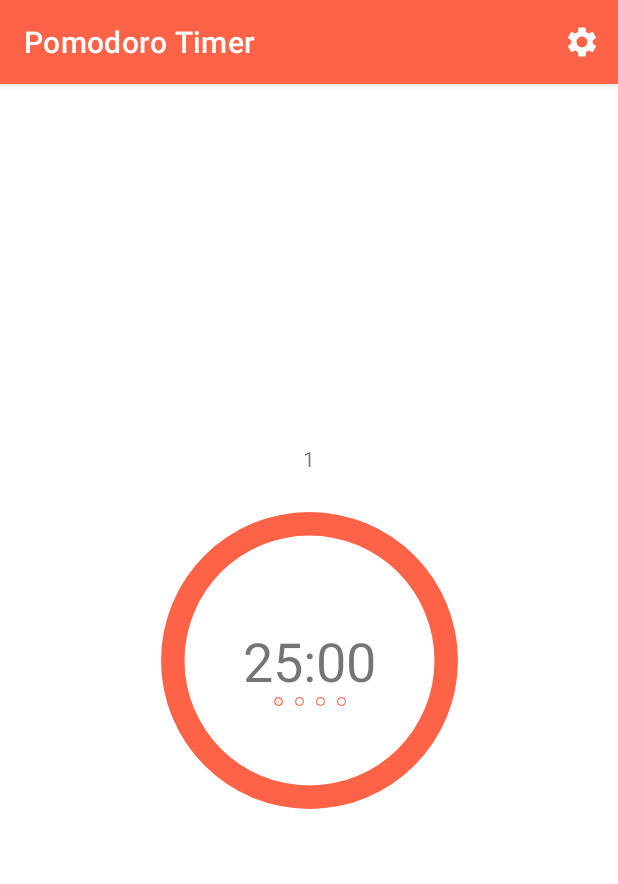
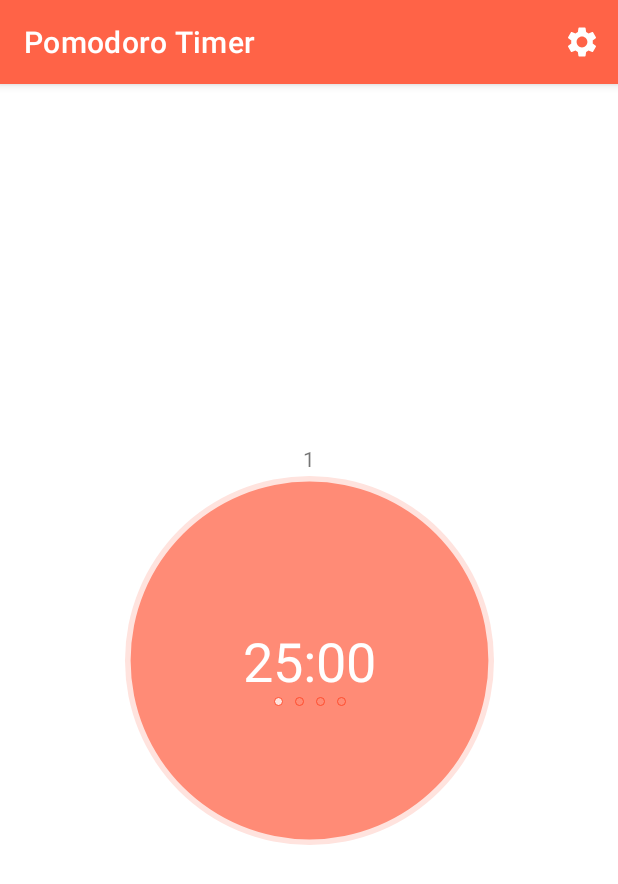
Before and after one commit to vadhub/Pomodoro, an Android app: the screen it shows after launch (MainActivity), on a phone screen of 412 x 824 dp. Shown: the top 884 px of the screen. Run offline under Robolectric (Android 15) with nearby library versions, the phone set to English and light mode, and no system bars; libraries missing offline, so code that uses them is left out: com.yandex.mobile; plain views replace BannerAdView; 8 statements that could not run were skipped.

Commit message:
change on pie progress

```diff
--- a/app/src/main/java/com/vad/pomodoro/ui/IndicatorRound.java
+++ b/app/src/main/java/com/vad/pomodoro/ui/IndicatorRound.java
@@ -31,11 +31,11 @@ public class IndicatorRound {
 
     @SuppressLint("UseCompatLoadingForDrawables")
     public void setRelax() {
-        progressBar.setProgressDrawable(context.getDrawable(R.drawable.circle_relax));
+        progressBar.setProgressDrawable(context.getDrawable(R.drawable.pie_progress_relax));
     }
 
     public void setWork() {
-        progressBar.setProgressDrawable(context.getDrawable(R.drawable.circle));
+        progressBar.setProgressDrawable(context.getDrawable(R.drawable.pie_progress_work));
     }
 
     public void changeRound(int round) {
--- /dev/null
+++ b/app/src/main/res/drawable/pie_progress_relax.xml
@@ -0,0 +1,34 @@
+<?xml version="1.0" encoding="utf-8"?>
+<layer-list xmlns:android="http://schemas.android.com/apk/res/android">
+
+    <item
+        android:bottom="2dp"
+        android:left="2dp"
+        android:right="2dp"
+        android:top="2dp">
+        <shape android:shape="oval">
+            <solid android:color="@color/light_green" />
+            <stroke android:color="@android:color/transparent" />
+        </shape>
+    </item>
+    <item>
+        <rotate
+            android:fromDegrees="270"
+            android:toDegrees="270">
+            <shape
+                android:innerRadiusRatio="1200"
+                android:shape="ring"
+                android:thicknessRatio="2.1"
+                android:useLevel="false">
+                <gradient
+                    android:centerColor="@color/green_middle"
+                    android:endColor="@color/green_middle"
+                    android:startColor="@color/green_middle"
+                    android:type="sweep"
+                    android:useLevel="false" />
+            </shape>
+        </rotate>
+    </item>
+
+
+</layer-list>
--- /dev/null
+++ b/app/src/main/res/drawable/pie_progress_work.xml
@@ -0,0 +1,34 @@
+<?xml version="1.0" encoding="utf-8"?>
+<layer-list xmlns:android="http://schemas.android.com/apk/res/android">
+
+    <item
+        android:bottom="2dp"
+        android:left="2dp"
+        android:right="2dp"
+        android:top="2dp">
+        <shape android:shape="oval">
+            <solid android:color="@color/tomato_pale" />
+            <stroke android:color="@android:color/transparent" />
+        </shape>
+    </item>
+    <item>
+        <rotate
+            android:fromDegrees="270"
+            android:toDegrees="270">
+            <shape
+                android:innerRadiusRatio="1200"
+                android:shape="ring"
+                android:thicknessRatio="2.1"
+                android:useLevel="true">
+                <gradient
+                    android:centerColor="@color/tomato_pale_dark"
+                    android:endColor="@color/tomato_pale_dark"
+                    android:startColor="@color/tomato_pale_dark"
+                    android:type="sweep"
+                    android:useLevel="false" />
+            </shape>
+        </rotate>
+    </item>
+
+
+</layer-list>
--- a/app/src/main/res/layout/activity_main.xml
+++ b/app/src/main/res/layout/activity_main.xml
@@ -13,7 +13,7 @@
         android:layout_width="250dp"
         android:layout_height="250dp"
         android:indeterminateOnly="false"
-        android:progressDrawable="@drawable/circle"
+        android:progressDrawable="@drawable/pie_progress_work"
         app:layout_constraintBottom_toBottomOf="parent"
         app:layout_constraintEnd_toEndOf="parent"
         app:layout_constraintStart_toStartOf="parent"
@@ -24,6 +24,7 @@
         android:layout_width="wrap_content"
         android:layout_height="wrap_content"
         android:text="@string/_00_00"
+        android:textColor="@color/white"
         android:textSize="36sp"
         app:layout_constraintBottom_toBottomOf="@+id/progressBar2"
         app:layout_constraintEnd_toEndOf="@+id/progressBar2"
--- a/app/src/main/res/values/colors.xml
+++ b/app/src/main/res/values/colors.xml
@@ -8,9 +8,11 @@
     <color name="black">#FF000000</color>
     <color name="white">#FFFFFFFF</color>
     <color name="tomato">#ff6347</color>
+    <color name="tomato_pale_dark">#FF8B76</color>
     <color name="tomato_pale">#ffe3de</color>
     <color name="tomatoLight">#ffbf47</color>
     <color name="tomatoDark">#ff4d2e</color>
     <color name="light_green">#ccffcf</color>
     <color name="green">#5bd461</color>
+    <color name="green_middle">#92D195</color>
 </resources>
```
